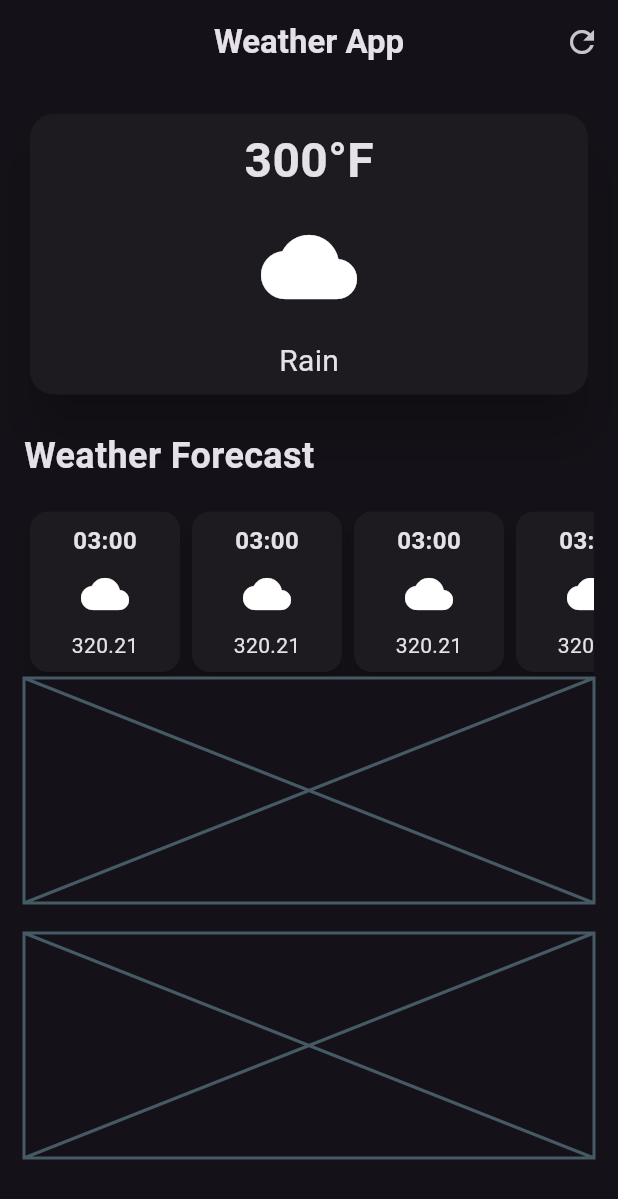
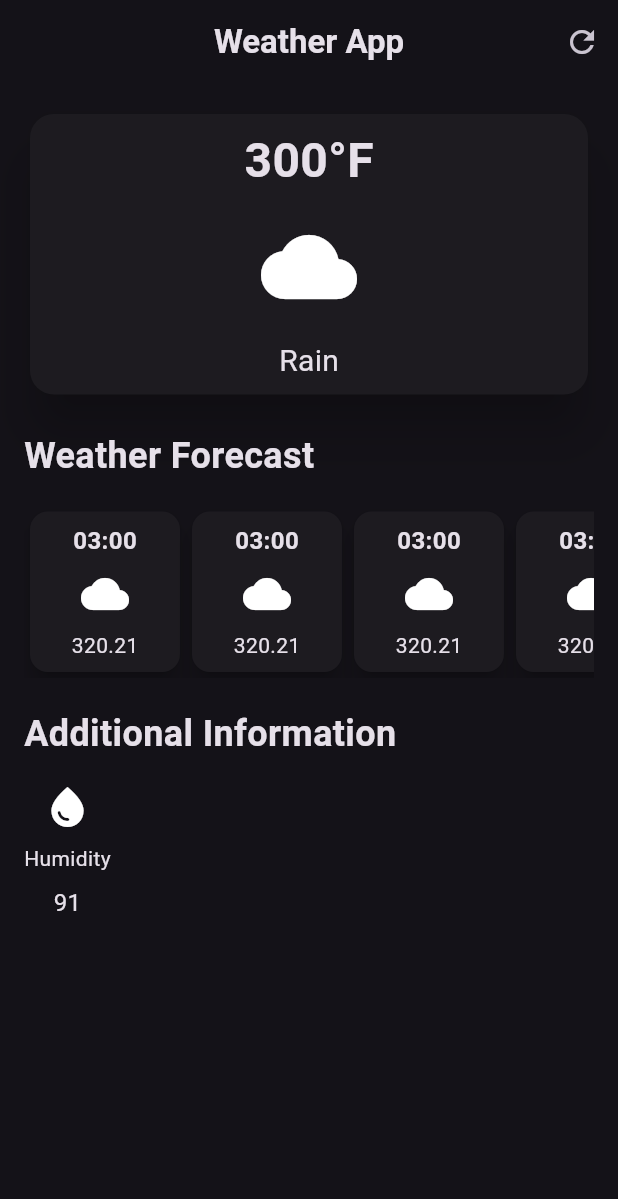
Before and after one commit to hassanbuilds/weather_track, a Flutter app: the screen it shows after launch, on a phone screen of 412 x 824 dp. Shown: the top 1199 px of the screen. Run offline on Flutter 3.47's test engine with Material 3 defaults, Android fonts, the phone set to English and light mode, and no system bars.

Commit message:
converting code to different files

```diff
--- /dev/null
+++ b/lib/hourly_forecast_item.dart
@@ -0,0 +1,29 @@
+import 'package:flutter/material.dart';
+
+class HourlyForeCastItem extends StatelessWidget {
+  const HourlyForeCastItem({super.key});
+
+  @override
+  Widget build(BuildContext context) {
+    return Card(
+      elevation: 6,
+      child: Container(
+        width: 100,
+        padding: const EdgeInsets.all(8.0),
+        decoration: BoxDecoration(borderRadius: BorderRadius.circular(18)),
+        child: Column(
+          children: [
+            Text(
+              '03:00',
+              style: TextStyle(fontSize: 16, fontWeight: FontWeight.bold),
+            ),
+            const SizedBox(height: 8),
+            Icon(Icons.cloud, size: 32),
+            const SizedBox(height: 8),
+            Text('320.21'),
+          ],
+        ),
+      ),
+    );
+  }
+}
--- a/lib/weather_screen.dart
+++ b/lib/weather_screen.dart
@@ -1,5 +1,6 @@
 import 'dart:ui';
 import 'package:flutter/material.dart';
+import 'package:weather_track/hourly_forecast_item.dart';
 
 class WeatherScreeen extends StatelessWidget {
   const WeatherScreeen({super.key});
@@ -62,163 +63,34 @@ class WeatherScreeen extends StatelessWidget {
                   scrollDirection: Axis.horizontal,
                   child: Row(
                     children: [
-                      Card(
-                        elevation: 6,
-                        child: Container(
-                          width: 100,
-                          padding: const EdgeInsets.all(8.0),
-                          decoration: BoxDecoration(
-                            borderRadius: BorderRadius.circular(18),
-                          ),
-                          child: Column(
-                            children: [
-                              Text(
-                                '03:00',
-                                style: TextStyle(
-                                  fontSize: 16,
-                                  fontWeight: FontWeight.bold,
-                                ),
-                              ),
-                              const SizedBox(height: 8),
-                              Icon(Icons.cloud, size: 32),
-                              const SizedBox(height: 8),
-                              Text('320.21'),
-                            ],
-                          ),
-                        ),
-                      ),
-                      Card(
-                        elevation: 6,
-                        child: Container(
-                          width: 100,
-                          padding: const EdgeInsets.all(8.0),
-                          decoration: BoxDecoration(
-                            borderRadius: BorderRadius.circular(18),
-                          ),
-                          child: Column(
-                            children: [
-                              Text(
-                                '03:00',
-                                style: TextStyle(
-                                  fontSize: 16,
-                                  fontWeight: FontWeight.bold,
-                                ),
-                              ),
-                              const SizedBox(height: 8),
-                              Icon(Icons.cloud, size: 32),
-                              const SizedBox(height: 8),
-                              Text('320.21'),
-                            ],
-                          ),
-                        ),
-                      ),
-                      Card(
-                        elevation: 6,
-                        child: Container(
-                          width: 100,
-                          padding: const EdgeInsets.all(8.0),
-                          decoration: BoxDecoration(
-                            borderRadius: BorderRadius.circular(18),
-                          ),
-                          child: Column(
-                            children: [
-                              Text(
-                                '03:00',
-                                style: TextStyle(
-                                  fontSize: 16,
-                                  fontWeight: FontWeight.bold,
-                                ),
-                              ),
-                              const SizedBox(height: 8),
-                              Icon(Icons.cloud, size: 32),
-                              const SizedBox(height: 8),
-                              Text('320.21'),
-                            ],
-                          ),
-                        ),
-                      ),
-                      Card(
-                        elevation: 6,
-                        child: Container(
-                          width: 100,
-                          padding: const EdgeInsets.all(8.0),
-                          decoration: BoxDecoration(
-                            borderRadius: BorderRadius.circular(18),
-                          ),
-                          child: Column(
-                            children: [
-                              Text(
-                                '03:00',
-                                style: TextStyle(
-                                  fontSize: 16,
-                                  fontWeight: FontWeight.bold,
-                                ),
-                              ),
-                              const SizedBox(height: 8),
-                              Icon(Icons.cloud, size: 32),
-                              const SizedBox(height: 8),
-                              Text('320.21'),
-                            ],
-                          ),
-                        ),
-                      ),
-                      Card(
-                        elevation: 6,
-                        child: Container(
-                          width: 100,
-                          padding: const EdgeInsets.all(8.0),
-                          decoration: BoxDecoration(
-                            borderRadius: BorderRadius.circular(18),
-                          ),
-                          child: Column(
-                            children: [
-                              Text(
-                                '03:00',
-                                style: TextStyle(
-                                  fontSize: 16,
-                                  fontWeight: FontWeight.bold,
-                                ),
-                              ),
-                              const SizedBox(height: 8),
-                              Icon(Icons.cloud, size: 32),
-                              const SizedBox(height: 8),
-                              Text('320.21'),
-                            ],
-                          ),
-                        ),
-                      ),
-                      Card(
-                        elevation: 6,
-                        child: Container(
-                          width: 100,
-                          padding: const EdgeInsets.all(8.0),
-                          decoration: BoxDecoration(
-                            borderRadius: BorderRadius.circular(18),
-                          ),
-                          child: Column(
-                            children: [
-                              Text(
-                                '03:00',
-                                style: TextStyle(
-                                  fontSize: 16,
-                                  fontWeight: FontWeight.bold,
-                                ),
-                              ),
-                              const SizedBox(height: 8),
-                              Icon(Icons.cloud, size: 32),
-                              const SizedBox(height: 8),
-                              Text('320.21'),
-                            ],
-                          ),
-                        ),
-                      ),
+                      HourlyForeCastItem(),
+                      HourlyForeCastItem(),
+                      HourlyForeCastItem(),
+                      HourlyForeCastItem(),
+                      HourlyForeCastItem(),
+                      HourlyForeCastItem(),
                     ],
                   ),
                 ),
-
-                Placeholder(fallbackHeight: 150),
                 SizedBox(height: 20),
-                Placeholder(fallbackHeight: 150),
+                Text(
+                  'Additional Information',
+                  style: TextStyle(fontSize: 24, fontWeight: FontWeight.bold),
+                ),
+                SizedBox(height: 16),
+                Row(
+                  children: [
+                    Column(
+                      children: [
+                        Icon(Icons.water_drop, size: 32),
+                        SizedBox(height: 8),
+                        Text('Humidity'),
+                        SizedBox(height: 8),
+                        Text('91', style: TextStyle(fontSize: 16)),
+                      ],
+                    ),
+                  ],
+                ),
               ],
             ),
           ),
```
Also changed, not shown: lib/additional_info_item.dart (added).
